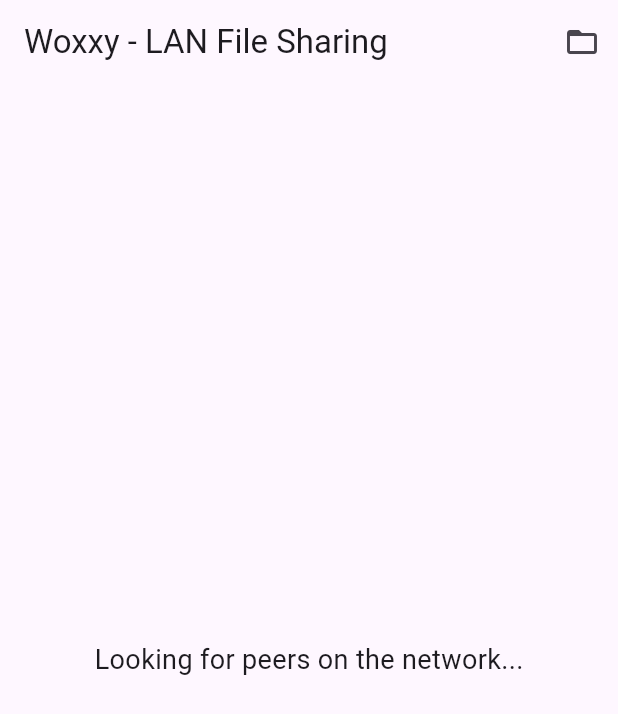
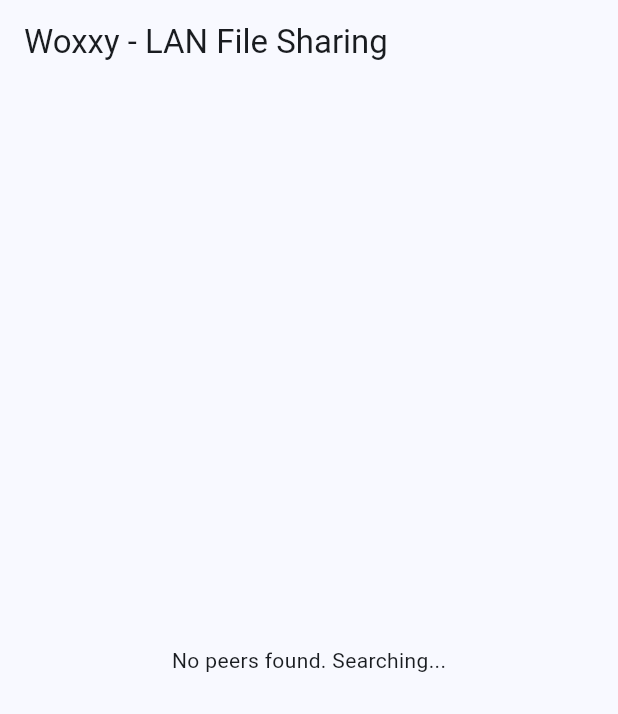
Before and after one commit to fsoft72/woxxy, a Flutter app: the screen it shows after launch, on a phone screen of 412 x 824 dp. Shown: the top 714 px of the screen. Run offline on Flutter 3.47's test engine with Material 3 defaults, Android fonts, the phone set to English and light mode, and no system bars; our stand-ins replace multicast_dns; missing offline and left inert: network_info_plus.

Commit message:
refactor: rename main app class and update UI elements; enhance network service initialization and error handling

```diff
--- a/lib/main.dart
+++ b/lib/main.dart
@@ -1,22 +1,20 @@
 import 'package:flutter/material.dart';
-import 'package:file_picker/file_picker.dart';
-import 'package:desktop_drop/desktop_drop.dart';
 import 'services/network_service.dart';
 import 'models/peer.dart';
 
 void main() {
-  runApp(const WoxxyApp());
+  runApp(const MyApp());
 }
 
-class WoxxyApp extends StatelessWidget {
-  const WoxxyApp({super.key});
+class MyApp extends StatelessWidget {
+  const MyApp({super.key});
 
   @override
   Widget build(BuildContext context) {
     return MaterialApp(
       title: 'Woxxy',
       theme: ThemeData(
-        colorScheme: ColorScheme.fromSeed(seedColor: Colors.deepPurple),
+        colorScheme: ColorScheme.fromSeed(seedColor: Colors.blue),
         useMaterial3: true,
       ),
       home: const HomePage(),
@@ -33,8 +31,6 @@
 
 class _HomePageState extends State<HomePage> {
   final NetworkService _networkService = NetworkService();
-  Peer? _selectedPeer;
-  bool _isDragging = false;
 
   @override
   void initState() {
@@ -48,110 +44,40 @@
     super.dispose();
   }
 
-  Future<void> _handleFileDrop(List<DropItem> files) async {
-    if (_selectedPeer == null) {
-      ScaffoldMessenger.of(context).showSnackBar(
-        const SnackBar(content: Text('Please select a peer first')),
-      );
-      return;
-    }
-    for (final file in files) {
-      await _networkService.sendFile(file.path, _selectedPeer!);
-    }
-  }
-
-  Future<void> _pickAndSendFiles() async {
-    if (_selectedPeer == null) {
-      ScaffoldMessenger.of(context).showSnackBar(
-        const SnackBar(content: Text('Please select a peer first')),
-      );
-      return;
-    }
-
-    FilePickerResult? result = await FilePicker.platform.pickFiles(
-      allowMultiple: true,
-      type: FileType.any,
-    );
-
-    if (result != null) {
-      for (final file in result.files) {
-        if (file.path != null) {
-          await _networkService.sendFile(file.path!, _selectedPeer!);
-        }
-      }
-    }
-  }
-
   @override
   Widget build(BuildContext context) {
     return Scaffold(
       appBar: AppBar(
-        title: const Text('Woxxy - LAN File Sharing'),
-        actions: [
-          IconButton(
-            icon: const Icon(Icons.folder_open),
-            onPressed: _pickAndSendFiles,
-            tooltip: 'Pick files to send',
-          ),
-        ],
+        title: Row(
+          children: [
+            const Text('Woxxy - LAN File Sharing'),
+            const SizedBox(width: 16),
+            if (_networkService.currentIpAddress != null)
+              Text(
+                'IP: ${_networkService.currentIpAddress}',
+                style: Theme.of(context).textTheme.bodySmall,
+              ),
+          ],
+        ),
       ),
       body: StreamBuilder<List<Peer>>(
         stream: _networkService.peerStream,
-        initialData: const [],
         builder: (context, snapshot) {
-          final peers = snapshot.data ?? [];
+          if (!snapshot.hasData || snapshot.data!.isEmpty) {
+            return const Center(
+              child: Text('No peers found. Searching...'),
+            );
+          }
 
-          return DropTarget(
-            onDragDone: (detail) => _handleFileDrop(detail.files),
-            onDragEntered: (detail) => setState(() => _isDragging = true),
-            onDragExited: (detail) => setState(() => _isDragging = false),
-            child: Container(
-              decoration: BoxDecoration(
-                color: _isDragging ? Colors.deepPurple.withOpacity(0.1) : null,
-              ),
-              child: Column(
-                children: [
-                  Expanded(
-                    child: peers.isEmpty
-                        ? const Center(
-                            child: Text('Looking for peers on the network...', style: TextStyle(fontSize: 18)),
-                          )
-                        : ListView.builder(
-                            itemCount: peers.length,
-                            itemBuilder: (context, index) {
-                              final peer = peers[index];
-                              final isSelected = peer.id == _selectedPeer?.id;
-
-                              return ListTile(
-                                leading: Icon(Icons.computer, color: isSelected ? Colors.deepPurple : null),
-                                title: Text(peer.name),
-                                subtitle: Text(peer.address.address),
-                                selected: isSelected,
-                                onTap: () => setState(() => _selectedPeer = peer),
-                              );
-                            },
-                          ),
-                  ),
-                  if (_selectedPeer != null)
-                    Container(
-                      padding: const EdgeInsets.all(16),
-                      color: Theme.of(context).colorScheme.primaryContainer,
-                      child: Row(
-                        children: [
-                          const Icon(Icons.file_upload),
-                          const SizedBox(width: 8),
-                          Expanded(
-                            child: Text(
-                              'Drop files here to send to ${_selectedPeer!.name}',
-                              style: const TextStyle(fontSize: 16),
-                            ),
-                          ),
-                        ],
-                      ),
-                    ),
-                ],
-              ),
-            ),
+          return ListView.builder(
+            itemCount: snapshot.data!.length,
+            itemBuilder: (context, index) {
+              final peer = snapshot.data![index];
+              return ListTile(
+                title: Text(peer.name),
+                subtitle: Text('${peer.address.address}:${peer.port}'),
+              );
+            },
           );
         },
       ),
```
Also changed, not shown: lib/services/network_service.dart (+56 -12 lines).
